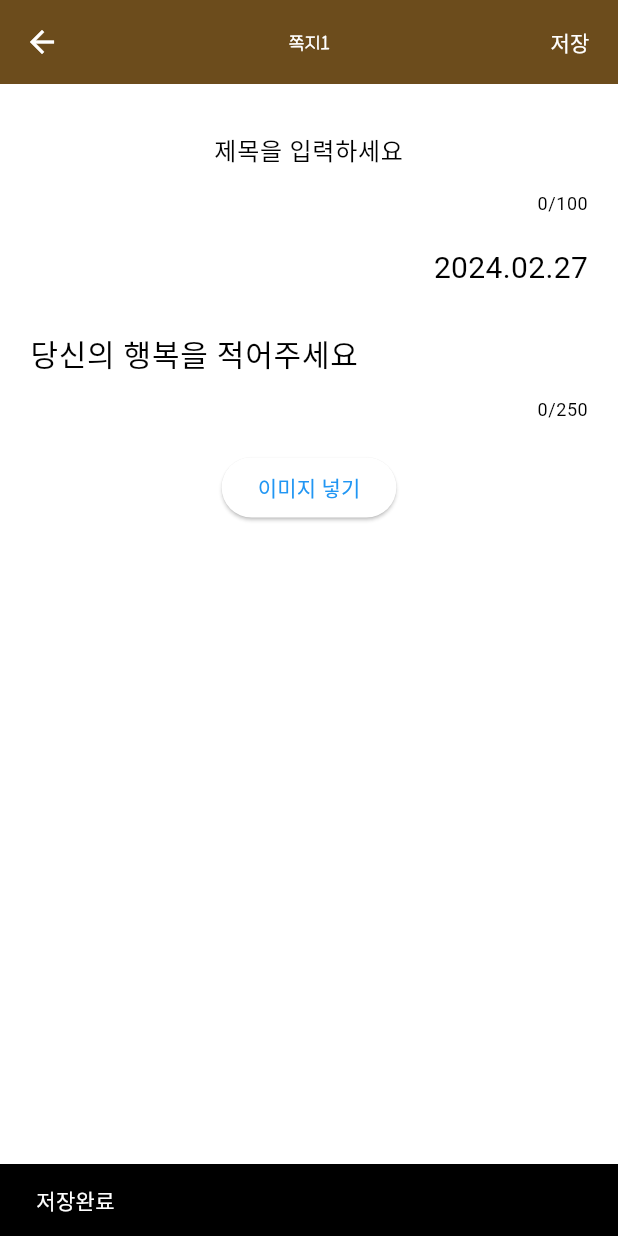
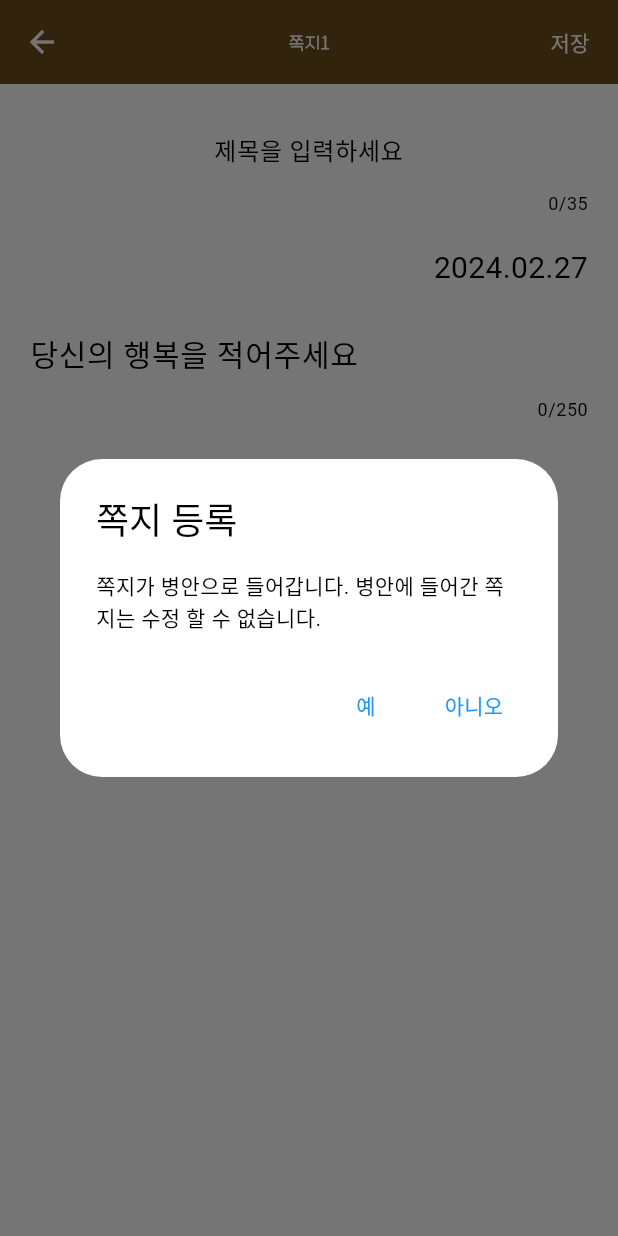
Before and after one commit to soju96/capsule, a Flutter app: the MemoInput screen opened directly, after a tap on "저장", on a phone screen of 412 x 824 dp. Run offline on Flutter 3.47's test engine with Material 3 defaults, Android fonts, the phone set to English and light mode, and no system bars; our stand-ins replace firebase_core, firebase_messaging, firebase_storage, flutter_local_notifications, image_picker, shared_preferences; accounts and stored records are empty.

Commit message:
[sj] / update / memo_screen_sj / pop 창을 통해 다른 페이지로 넘어 갈 수 있도록 업데이트

```diff
--- a/lib/src/pages/memo_screen_sj.dart
+++ b/lib/src/pages/memo_screen_sj.dart
@@ -1,10 +1,12 @@
 import 'dart:io';
+import 'package:capsule/src/pages/memo_view_page_sj.dart';
 import 'package:flutter/material.dart';
 import 'package:intl/intl.dart';
 import 'package:shared_preferences/shared_preferences.dart';
 import 'package:image_picker/image_picker.dart';
 import 'package:firebase_storage/firebase_storage.dart';
 import 'package:uuid/uuid.dart';
+import 'package:http/http.dart' as http;
 
 class MemoInput extends StatefulWidget {
   const MemoInput({Key? key}) : super(key: key);
@@ -35,6 +37,40 @@ class _MemoInputState extends State<MemoInput> {
     });
   }
 
+  Future<void> _saveMemoAndNavigate() async {
+    bool shouldSave = await showDialog(
+      context: context,
+      builder: (BuildContext context) {
+        return AlertDialog(
+          title: const Text('쪽지 등록'),
+          content: const Text('쪽지가 병안으로 들어갑니다. 병안에 들어간 쪽지는 수정 할 수 없습니다.'),
+          actions: <Widget>[
+            TextButton(
+              onPressed: () {
+                Navigator.of(context).pop(true); // 저장 확인
+              },
+              child: const Text('예'),
+            ),
+            TextButton(
+              onPressed: () {
+                Navigator.of(context).pop(false); // 저장 취소
+              },
+              child: const Text('아니오'),
+            ),
+          ],
+        );
+      },
+    );
+
+    if (shouldSave == true) {
+      await _saveMemo(); // 메모 저장
+      // Navigator.push(
+      //   context,
+      //   MaterialPageRoute(builder: (context) => MemoViewPage()), // 입력한 내용을 보여주는 페이지로 이동
+      // );
+    }
+  }
+
   Future<void> _saveMemo() async {
     setState(() {
       _isSaving = true; // 저장 중 상태로 변경
@@ -44,19 +80,18 @@ class _MemoInputState extends State<MemoInput> {
     await prefs.setString('memo', _contentController.text); // 메모 내용 저장
     await prefs.setString('keyword', _keywordController.text); // 키워드 저장
 
+    String? imageUuid; // 이미지 UUID 초기화
+
     if (_image != null) {
       // 파일 이름 생성
       String originName = _image!.path.split('/').last;
-      String uuid = const Uuid().v4();
-      String shortUuid = uuid.split('-')[0]; // '-'로 나눈 후 첫 번째 부분만 사용
-      String saveName =
-          '$shortUuid${originName.substring(originName.lastIndexOf("."))}';
+      String imageUuid = const Uuid().v4().split('-')[0];
 
       // Firebase Storage에 이미지 업로드
       Reference storage = FirebaseStorage.instanceFor(
               bucket: "gs://happybottle-13b47.appspot.com")
           .ref()
-          .child('memory/$saveName');
+          .child('memory/$imageUuid');
       UploadTask uploadTask =
           storage.putFile(_image!, SettableMetadata(contentType: 'image/jpeg'));
       await uploadTask.whenComplete(() => null);
@@ -65,6 +100,16 @@ class _MemoInputState extends State<MemoInput> {
       // String imageUrl = await storageReference.getDownloadURL();
       // await prefs.setString('imageUrl', imageUrl); // 이미지 URL 저장
     }
+
+    // Oracle DB에 저장하기 위해 spring boot로 보내기
+    // final response = await http.post(
+    //   Uri.parse('https://your-spring-boot-api-url/memos'), // 스프링 부트 주소 넣기
+    //   body: {
+    //     'keyword': _keywordController.text,
+    //     'content': _contentController.text,
+    //     'imageUuid': imageUuid ?? '', // 이미지 UUID 또는 빈 문자열 전송
+    //   },
+    // ); // 일단 이 걸로 spring boot로 보내고 그 다음에
 
     ScaffoldMessenger.of(context).showSnackBar(
       const SnackBar(
@@ -75,6 +120,17 @@ class _MemoInputState extends State<MemoInput> {
     setState(() {
       _isSaving = false; // 저장 완료 후 상태 변경
     });
+
+    Navigator.pushReplacement(
+      context,
+      MaterialPageRoute(
+        builder: (context) => MemoViewPage(
+          keyword: _keywordController.text,
+          content: _contentController.text,
+          imageUrl: '$imageUuid', // 이미지 URL을 추가해야 함
+        ),
+      ),
+    );
   }
 
   @override
@@ -98,9 +154,9 @@ class _MemoInputState extends State<MemoInput> {
             TextButton(
               onPressed: _isSaving // 저장 중일 때는 비활성화
                   ? null
-                  : _saveMemo, // 저장 함수 호출
+                  : _saveMemoAndNavigate, // 저장 함수 호출
               child: Text(
-                _isSaving ? '완료' : '저장', // 저장 중일 때는 '완료', 그렇지 않으면 '저장'으로 표시
+                _isSaving ? '저장중' : '저장', // 저장 중일 때는 '저장중', 그렇지 않으면 '저장'으로 표시
                 style: const TextStyle(color: Colors.white),
               ),
             ),
@@ -124,7 +180,7 @@ class _MemoInputState extends State<MemoInput> {
                   TextFormField(
                     controller: _keywordController,
                     textAlign: TextAlign.center, // 가운데 정렬
-                    maxLength: 100, // 최대 글자수 100자 제한
+                    maxLength: 35, // 최대 글자수 35자 제한
                     decoration: const InputDecoration(
                       hintText: '제목을 입력하세요',
                       alignLabelWithHint: true, // 가운데 정렬
```
